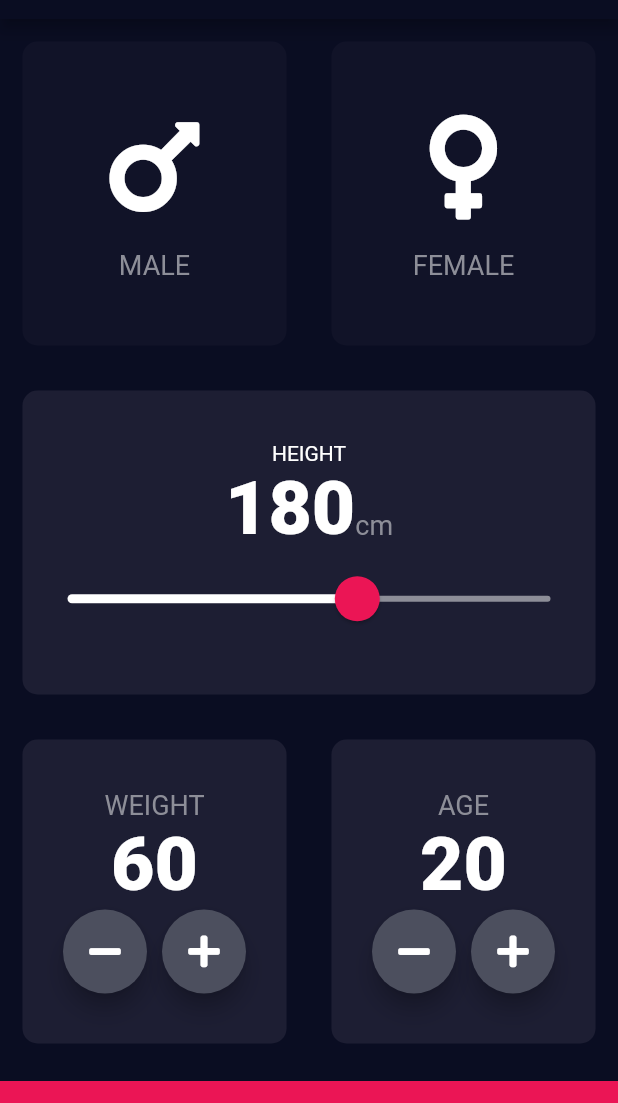
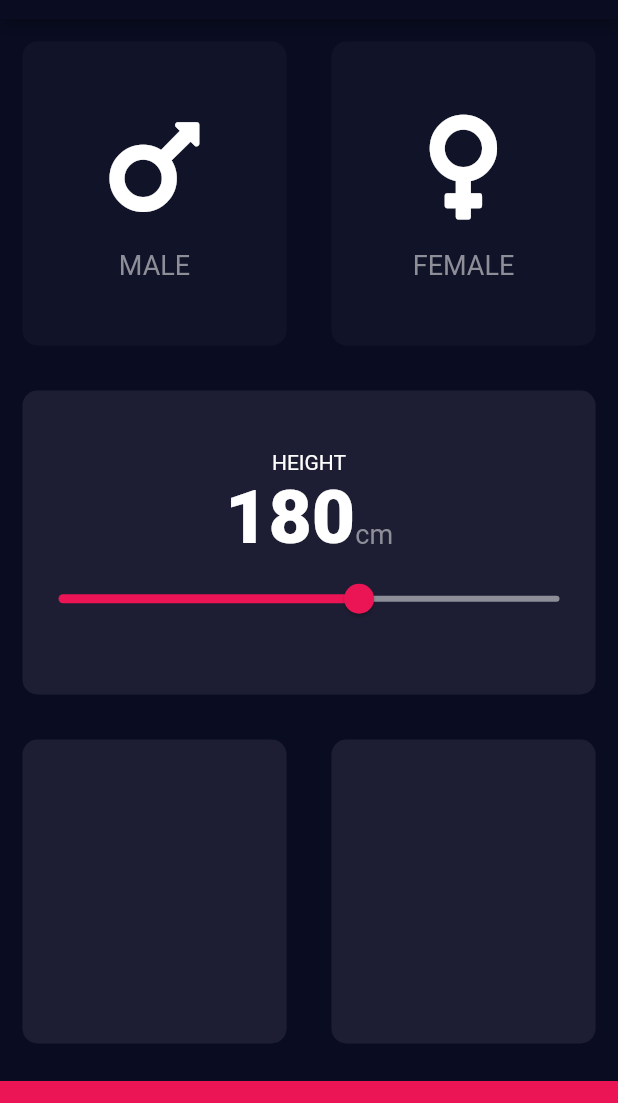
Before and after one commit to MercurialG/BMI-Calculator, a Flutter app: the screen it shows after launch, on a phone screen of 412 x 824 dp, the part 65-1168 px from its top. Run offline on Flutter 3.47's test engine with Material 2 defaults, Android fonts, the phone set to English and light mode, and no system bars; our stand-ins replace font_awesome_flutter.

Commit message:
Revert "Update input_page.dart"
This reverts commit b63c9a293f9a4d30edfd8814225e70369fc31f98.

```diff
--- a/lib/input_page.dart
+++ b/lib/input_page.dart
@@ -14,8 +14,6 @@ class InputPage extends StatefulWidget {
 class _InputPageState extends State<InputPage> {
   Gender selectedGender;
   int height = 180;
-  int weight = 60;
-  int age = 20;
 
   @override
   Widget build(BuildContext context) {
@@ -72,34 +70,27 @@ class _InputPageState extends State<InputPage> {
                             crossAxisAlignment: CrossAxisAlignment.baseline,
                             textBaseline: TextBaseline.alphabetic,
                             children: [
-                              Text(height.toString(), style: kBigText),
+                              Text(
+                                height.toString(),
+                                style: kBigText
+                                ),
                               Text(
                                 'cm',
                                 style: kIconTextStyle,
                               ),
                             ],
                           ),
-                          SliderTheme(
-                            data: SliderTheme.of(context).copyWith(
-                              activeTrackColor: Colors.white,
-                              overlayColor: Color(0x29EB1555),
-                              thumbColor: Color(0xFFEB1555),
-                              thumbShape:
-                                  RoundSliderThumbShape(enabledThumbRadius: 15),
-                              overlayShape:
-                                  RoundSliderOverlayShape(overlayRadius: 30),
-                            ),
-                            child: Slider(
+                          Slider(
                             value: height.toDouble(),
                             min: 120.0,
                             max: 220.0,
+                            activeColor: Color(0xFFEB1555),
                             inactiveColor: Color(0xFF8D8E98),
                             onChanged: (double newValue) {
                               setState(() {
                                 height = newValue.round();
                               });
                             },
-                            ),
                           ),
                         ],
                       ),
@@ -112,86 +103,8 @@ class _InputPageState extends State<InputPage> {
               child: Row(
                 mainAxisAlignment: MainAxisAlignment.spaceEvenly,
                 children: [
-                  Expanded(
-                    child: ReusableCard(
-                      colour: kActiveCardColor,
-                      cardChild: Column(
-                        mainAxisAlignment: MainAxisAlignment.center,
-                        children: [
-                          Text(
-                            'WEIGHT',
-                            style: kIconTextStyle,
-                          ),
-                          Text(
-                            weight.toString(),
-                            style: kBigText,
-                          ),
-                          Row(
-                            mainAxisAlignment: MainAxisAlignment.center,
-                            children: [
-                              RoundIconButton(
-                                icon: FontAwesomeIcons.minus,
-                                onPressed: () {
-                                  setState(() {
-                                    weight--;
-                                  });
-                                },
-                              ),
-                              SizedBox(width: 10),
-                              RoundIconButton(
-                                icon: FontAwesomeIcons.plus,
-                                onPressed: () {
-                                  setState(() {
-                                    weight++;
-                                  });
-                                },
-                              ),
-                            ],
-                          ),
-                        ],
-                      ),
-                    ),
-                  ),
-                  Expanded(
-                    child: ReusableCard(
-                      colour: kActiveCardColor,
-                      cardChild: Column(
-                        mainAxisAlignment: MainAxisAlignment.center,
-                        children: [
-                          Text(
-                            'AGE',
-                            style: kIconTextStyle,
-                          ),
-                          Text(
-                            age.toString(),
-                            style: kBigText,
-                          ),
-                          Row(
-                            mainAxisAlignment: MainAxisAlignment.center,
-                            children: [
-                              RoundIconButton(
-                                icon: FontAwesomeIcons.minus,
-                                onPressed: () {
-                                  setState(() {
-                                    age--;
-                                  });
-                                },
-                              ),
-                              SizedBox(width: 10),
-                              RoundIconButton(
-                                icon: FontAwesomeIcons.plus,
-                                onPressed: () {
-                                  setState(() {
-                                    age++;
-                                  });
-                                },
-                              ),
-                            ],
-                          ),
-                        ],
-                      ),
-                    ),
-                  ),
+                  Expanded(child: ReusableCard(colour: kActiveCardColor)),
+                  Expanded(child: ReusableCard(colour: kActiveCardColor)),
                 ],
               ),
             ),
@@ -205,25 +118,3 @@ class _InputPageState extends State<InputPage> {
         ));
   }
 }
-
-class RoundIconButton extends StatelessWidget {
-  RoundIconButton({@required this.icon, @required this.onPressed});
-
-  final IconData icon;
-  final Function onPressed;
-
-  @override
-  Widget build(BuildContext context) {
-    return RawMaterialButton(
-      child: Icon(icon),
-      onPressed: onPressed,
-      elevation: 6,
-      constraints: BoxConstraints.tightFor(
-        width: 56,
-        height: 56,
-      ),
-      shape: CircleBorder(),
-      fillColor: Color(0xFF4C4F5E),
-    );
-  }
-}
```
Lines whose indentation alone changed are shown as unchanged.
